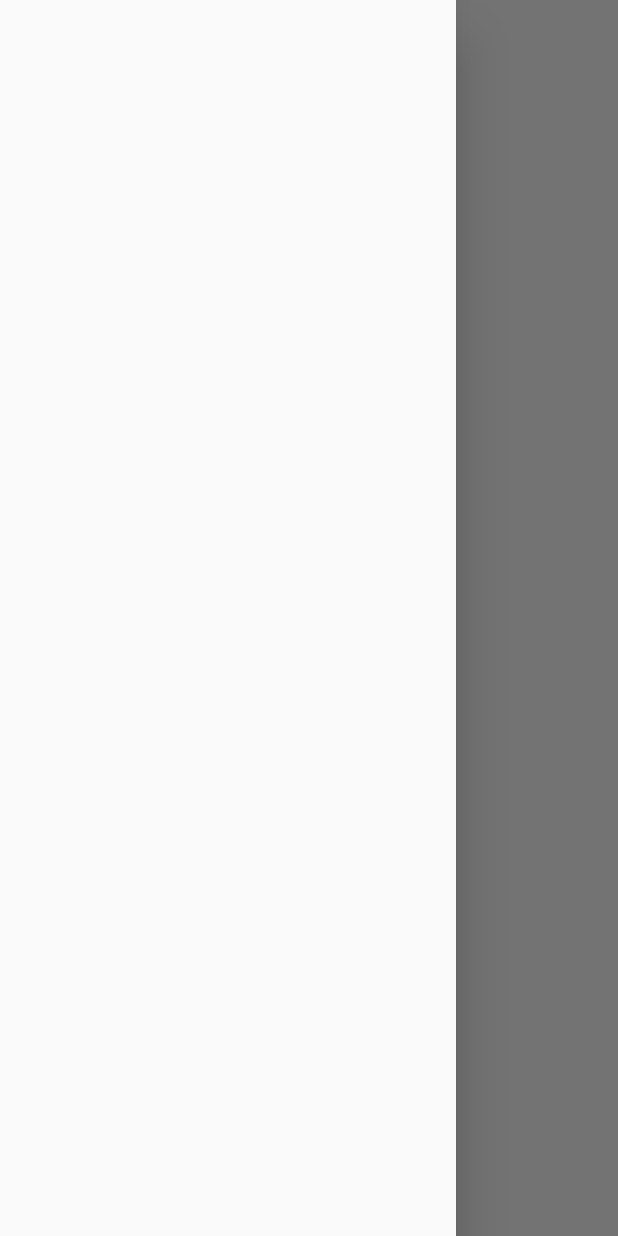
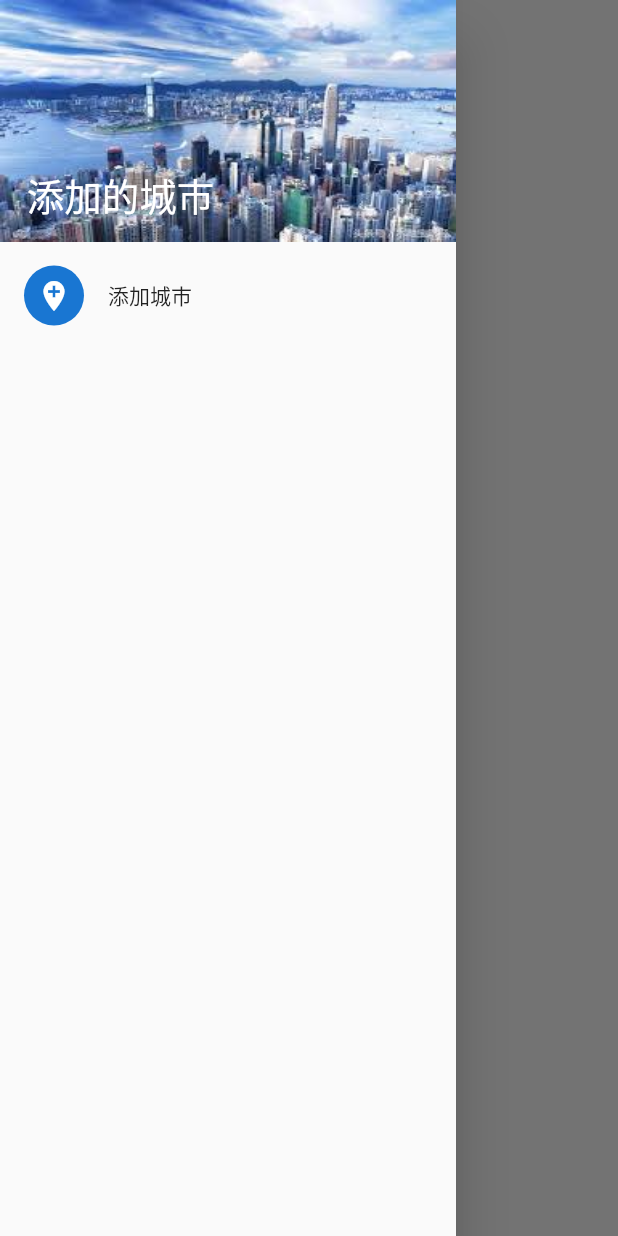
Before and after one commit to lds8988/weather-demo, a Flutter app: the screen it shows after launch, with the side drawer open, on a phone screen of 412 x 824 dp. Run offline on Flutter 3.47's test engine with Material 2 defaults, Android fonts, the phone set to English and light mode, and no system bars; our stand-ins replace dio; missing offline and left inert: amap_location, easy_alert, flutter_search_bar, simple_permissions; generated files the repository leaves out were written again.

Commit message:
添加搜索页面

```diff
--- a/lib/main.dart
+++ b/lib/main.dart
@@ -1,4 +1,5 @@
 import 'package:flutter/material.dart';
+import 'package:weather_demo/pages/add_city.dart';
 import 'package:weather_demo/pages/weather_detail.dart';
 import 'package:amap_location/amap_location.dart';
 
@@ -24,6 +25,9 @@ class MyApp extends StatelessWidget {
         primarySwatch: Colors.blue,
       ),
       home: WeatherDetail(city: ""),
+      routes: {
+        "addCity": (BuildContext context) => AddCity()
+      },
     );
   }
 }
--- a/lib/pages/weather_detail.dart
+++ b/lib/pages/weather_detail.dart
@@ -10,7 +10,7 @@ class WeatherDetail extends StatefulWidget {
 
   @override
   State<StatefulWidget> createState() {
-    return new WeatherState();
+    return WeatherState();
   }
 }
 
@@ -25,39 +25,55 @@ class WeatherState extends State<WeatherDetail> {
       appBar: AppBar(
         title: Text(
           widget.city.isEmpty ? '$_tittle' : widget.city,
-          style: new TextStyle(color: Colors.black45),
+          style: TextStyle(color: Colors.black45),
         ),
         backgroundColor: Colors.transparent,
         elevation: 0,
-        iconTheme: new IconThemeData(color: Colors.black45),
+        iconTheme: IconThemeData(color: Colors.black45),
       ),
       body: Center(
-        // Center is a layout widget. It takes a single child and positions it
-        // in the middle of the parent.
         child: Column(
-          // Column is also layout widget. It takes a list of children and
-          // arranges them vertically. By default, it sizes itself to fit its
-          // children horizontally, and tries to be as tall as its parent.
-          //
-          // Invoke "debug painting" (press "p" in the console, choose the
-          // "Toggle Debug Paint" action from the Flutter Inspector in Android
-          // Studio, or the "Toggle Debug Paint" command in Visual Studio Code)
-          // to see the wireframe for each widget.
-          //
-          // Column has various properties to control how it sizes itself and
-          // how it positions its children. Here we use mainAxisAlignment to
-          // center the children vertically; the main axis here is the vertical
-          // axis because Columns are vertical (the cross axis would be
-          // horizontal).
           mainAxisAlignment: MainAxisAlignment.center,
           children: <Widget>[
             Text(
-              'Weather Demo',
+              "Weather Demo",
             ),
           ],
         ),
       ),
-      drawer: Drawer(),
+      drawer: Drawer(
+        child: ListView(
+          padding: EdgeInsets.zero,
+          children: <Widget>[
+            DrawerHeader(
+                padding: EdgeInsets.zero,
+                decoration: BoxDecoration(
+                    image: DecorationImage(
+                        image: ExactAssetImage("images/header.jpeg"),
+                        fit: BoxFit.fill)),
+                child: Stack(
+                  alignment: const Alignment(-0.8, 0.8),
+                  children: <Widget>[
+                    Text(
+                      "添加的城市",
+                      style: TextStyle(color: Colors.white, fontSize: 25),
+                    )
+                  ],
+                )),
+            ListTile(
+              title: Text("添加城市"),
+              leading: CircleAvatar(
+                child: Icon(Icons.add_location),
+              ),
+              onTap: () {
+                Navigator.pushNamed(context, "addCity").then((value) {
+                  print(value);
+                });
+              },
+            )
+          ],
+        ),
+      ),
     );
   }
 
@@ -81,7 +97,6 @@ class WeatherState extends State<WeatherDetail> {
 
       _tittle = loc.city.isEmpty ? "定位失败..." : loc.city;
 
-
       print("tittle:" + _tittle);
     });
   }
```
Also changed, not shown: lib/pages/add_city.dart (added, +82 -0 lines), lib/pojo/city.dart (added, +33 -0 lines), lib/pojo/city_list.dart (added, +23 -0 lines), pubspec.yaml (+11 -0 lines), images/header.jpeg (added), lib/pojo/city.g.dart (added), lib/pojo/city_list.g.dart (added), 1 other file.
